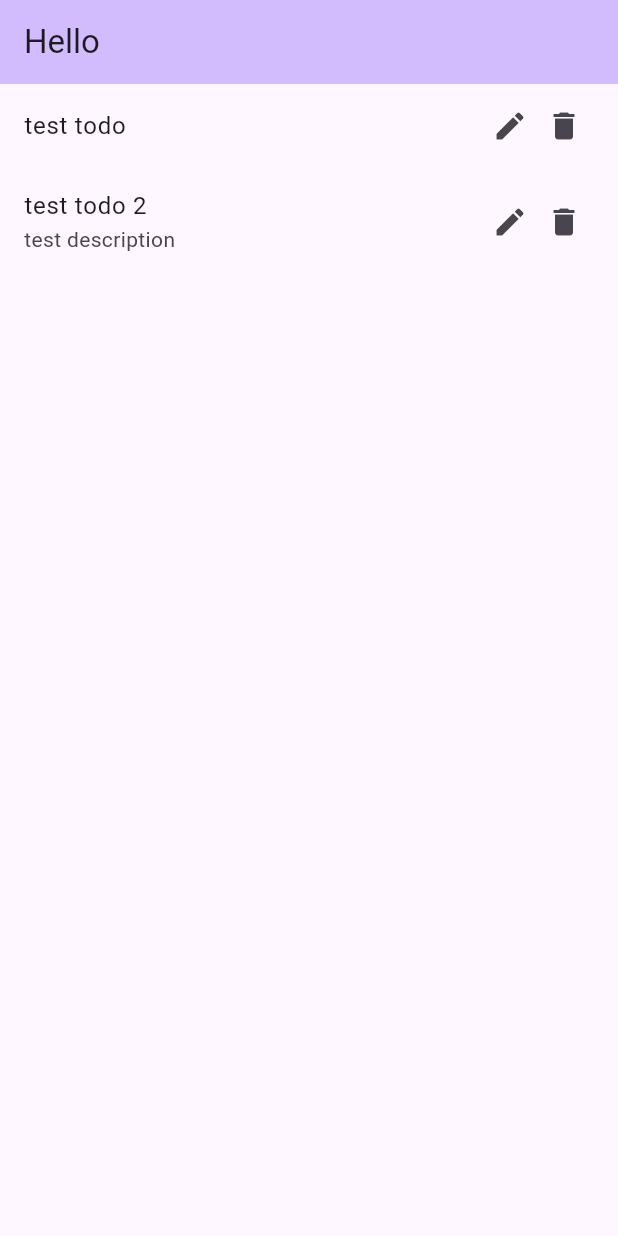
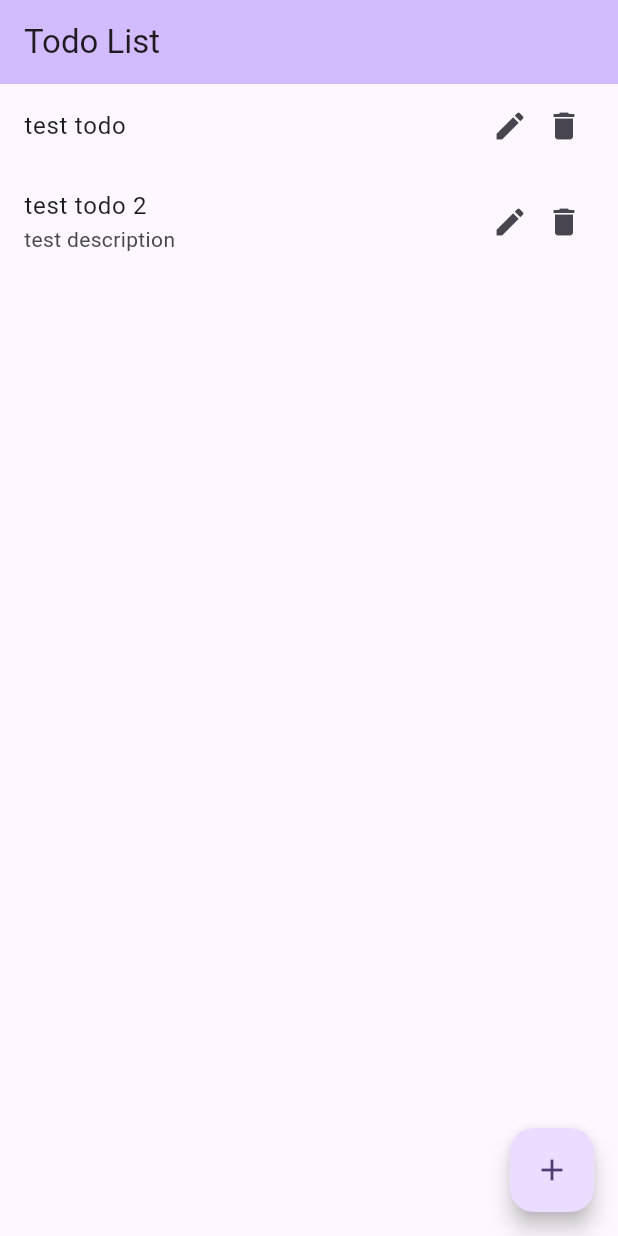
Before and after one commit to CyriacduChatenet/ESD-flutter-todo-app, a Flutter app: the screen it shows after launch, on a phone screen of 412 x 824 dp. Run offline on Flutter 3.47's test engine with Material 2 defaults, Android fonts, the phone set to English and light mode, and no system bars.

Commit message:
feat: add floating button

```diff
--- a/client/lib/main.dart
+++ b/client/lib/main.dart
@@ -1,3 +1,4 @@
+import 'package:client/src/widgets/responsive_button.dart';
 import 'package:flutter/material.dart';
 import 'package:client/src/models/todo.dart';
 import 'package:client/src/widgets/todo_item_widget.dart';
@@ -7,12 +8,13 @@ void main() {
 }
 
 class MyApp extends StatelessWidget {
-  const MyApp({Key? key}) : super(key: key);
+  const MyApp({super.key});
 
   // This widget is the root of your application.
   @override
   Widget build(BuildContext context) {
     return MaterialApp(
+      debugShowCheckedModeBanner: false,
       title: 'Flutter Demo',
       theme: ThemeData(
         colorScheme: ColorScheme.fromSeed(seedColor: Colors.deepPurple),
@@ -46,13 +48,18 @@ class MyHomePage extends StatelessWidget {
     return Scaffold(
       appBar: AppBar(
         backgroundColor: Theme.of(context).colorScheme.inversePrimary,
-          title: const Text("Hello"),
+        title: const Text('Todo List'),
       ),
       body: ListView.builder(
         itemCount: todoList.length,
         itemBuilder: (BuildContext context, int index) {
           return TodoItem(todoList[index]);
         },
-        ));
+      ),
+      floatingActionButton: FloatingActionButton(
+        onPressed: () {},
+        child: const Icon(Icons.add),
+      ),
+    );
   }
 }
--- a/client/pubspec.yaml
+++ b/client/pubspec.yaml
@@ -35,7 +35,6 @@ dependencies:
   # The following adds the Cupertino Icons font to your application.
   # Use with the CupertinoIcons class for iOS style icons.
   cupertino_icons: ^1.0.2
-  flutter_bloc: ^8.1.3
 
 dev_dependencies:
   flutter_test:
```
Also changed, not shown: client/pubspec.lock. Lines whose indentation alone changed are shown as unchanged.
